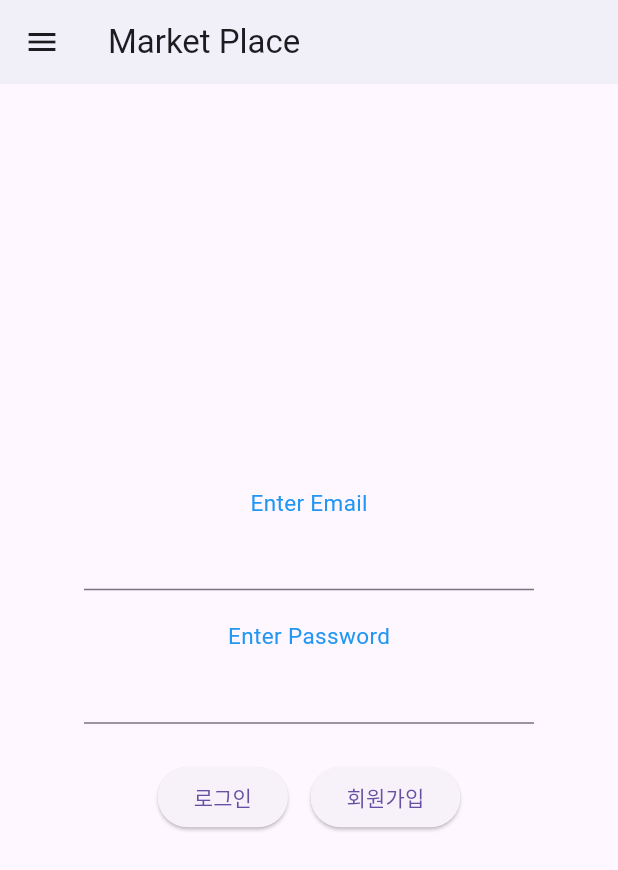
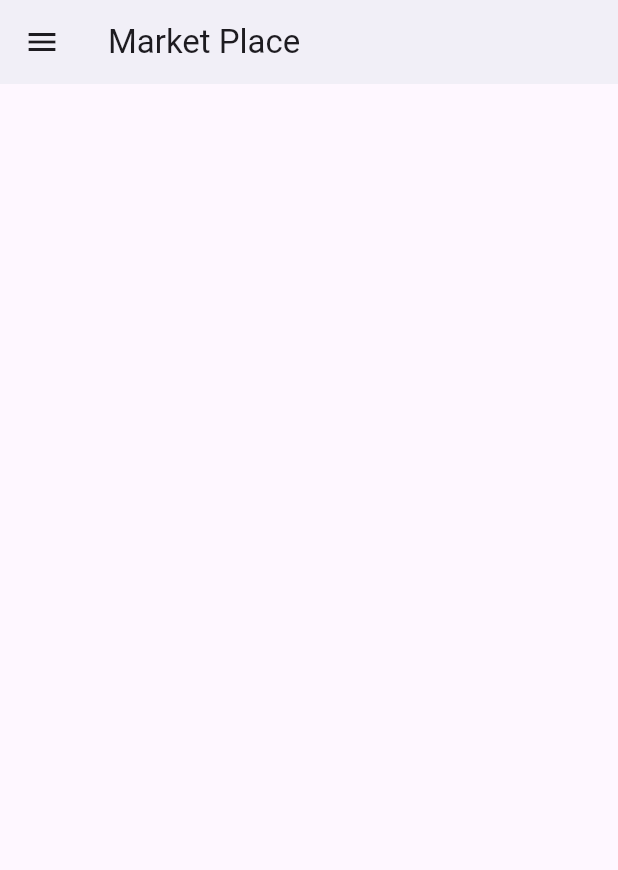
Before and after one commit to fufckddl/Market, a Flutter app: the screen it shows after launch, on a phone screen of 412 x 824 dp. Shown: the top 870 px of the screen. Run offline on Flutter 3.47's test engine with Material 3 defaults, Android fonts, the phone set to English and light mode, and no system bars.

Commit message:
#로그인 추가

```diff
--- a/lib/main.dart
+++ b/lib/main.dart
@@ -1,9 +1,10 @@
-import 'package:flutter/cupertino.dart';
 import 'package:flutter/material.dart';
-import 'package:flutter/widgets.dart';
-import 'package:marketplace/account/register.dart';
-import 'package:marketplace/sub/ItemList.dart';
-import 'package:marketplace/sub/MyAccount.dart';
+import 'package:marketapp/sub/ItemList.dart';
+import 'package:marketapp/sub/MyAccount.dart';
+import 'package:marketapp/login_page.dart';
+
+
+
 void main() {
   runApp(const MyApp());
 }
@@ -14,25 +15,43 @@ class MyApp extends StatelessWidget {
   @override
   Widget build(BuildContext context) {
     return const MaterialApp(
-      title: 'Market Place Example',
-      home: const MyHomePage(),
+      title: 'Market Place',
+      home: const MyHomePage(), //home 속성 추가
     );
   }
 }
+
+
 class MyHomePage extends StatefulWidget {
   const MyHomePage({super.key});
+
+ // @override
+ // Widget build(BuildContext context) {
+   // return const MaterialApp(
+     // debugShowCheckedModeBanner: false,//디버그 모드에서 디버그 배너가 표시 않됨. 조금만 더 빠르게 하려고
+      //home: pre_page(),
+    //);
 
   @override
   State<MyHomePage> createState() => _MyHomePageState();
 }
 
 class _MyHomePageState extends State<MyHomePage> {
-  TextEditingController id = TextEditingController(), pwd = TextEditingController();
   @override
   Widget build(BuildContext context) {
     return Scaffold(
       appBar: AppBar(
         title: const Text('Market Place'),
+        leading:
+            // Builder 위젯 추가
+            Builder(builder: (context)=> IconButton(
+              onPressed: () {Scaffold.of(context).openDrawer();
+                },
+              icon: const Icon(Icons.menu),
+            )),
+        backgroundColor: Colors.white,
+        elevation: 4, //그림자(회색?)
+      ),
       /**
        * leading 속성은 AppBar 위젯의 왼쪽에 위치한 위젯을 지정하는 속성
        * Builder위젯을 사용한 이유는 AppBar 내부에서 Scaffold.of(context)
@@ -50,23 +69,15 @@ class _MyHomePageState extends State<MyHomePage> {
        * 아래와 같이 Builder를 사용하므로써 IconButton 이나 다른 위젯이
        * AppBar의 하위 위젯인것처럼 동작시킬 수 있음.
        */
-        leading: Builder(
-          builder: (BuildContext context) { // Builder 위젯 추가
-            return IconButton(
-              onPressed: (){
-                Scaffold.of(context).openDrawer();
-              },
-              icon: const Icon(Icons.menu),
-            );
-          },
-        ),
-        backgroundColor: Colors.white,
-        elevation: 4,//그림자(회색?)
-      ),
-      drawer: Drawer(
+
+
+
+    drawer:
+    Drawer(
         child: ListView(
           padding: EdgeInsets.zero,
           children: <Widget>[
+
             /**
              * DrawerHeader의 높이를 조절하려면
              * ListTile로 변경해서 직접 조절해야함.
@@ -85,8 +96,18 @@ class _MyHomePageState extends State<MyHomePage> {
               ),
             ),
             ListTile(
+              title: const Text('로그인(Login_Page)'),
+              onTap: () {
+                Navigator.push(
+                  context,
+                  MaterialPageRoute(builder: (context)=> const LoginPage())
+
+                );
+              }
+            ),
+            ListTile(
               title: const Text('내 정보(My Account)'),
-                onTap:(){
+              onTap: () {
                 /**
                  * Navigator.push()는 현재 화면에서 새로운 화면으로 이동
                  * MaterialPageRoute을 사용하여 이동할 화면을 지정
@@ -101,7 +122,7 @@ class _MyHomePageState extends State<MyHomePage> {
             ),
             ListTile(
               title: const Text('상품 구매(Item List)'),
-                onTap:(){
+              onTap: () {
                 Navigator.push(
                   context,
                   MaterialPageRoute(builder: (context) => ItemList()),
@@ -110,78 +131,14 @@ class _MyHomePageState extends State<MyHomePage> {
             ),
             ListTile(
               title: const Text('메뉴 3'),
-                onTap:(){
+              onTap: () {
                 //메뉴 1번이 선택되었을 때 수행할 동작
               },
             ),
           ],
         )
     ),
-      body: Center(
-        child: Container(
-          child: Column(
-            mainAxisAlignment: MainAxisAlignment.center,
-            children: <Widget>[
-              const Text("Enter Email", style: TextStyle(fontSize: 15, color: Colors.blue),),
-              Container(
-                width: 300, // 텍스트 필드의 최대 너비를 설정
-                child: Row(
-                  children: <Widget>[
-                    Expanded(
-                      child: TextField(
-                        controller: id,
-                        keyboardType: TextInputType.text,
-                        maxLines: 1,
-                      ),
-                    ),
-                  ],
-                ),
-              ),
-              const SizedBox(height: 20,),
-              const Text("Enter Password", style: TextStyle(fontSize: 15, color: Colors.blue),),
-              Container(
-                width: 300, // 텍스트 필드의 최대 너비를 설정
-                child: Row(
-                  children: <Widget>[
-                    Expanded(
-                      child: TextField(
-                        controller: pwd,
-                        keyboardType: TextInputType.text,
-                        maxLines: 1,
-                      ),
-                    ),
-                  ],
-                ),
-              ),
-              SizedBox(height: 25), // TextField와 ElevatedButton 사이의 간격을 조절
-              Row(
-                mainAxisAlignment: MainAxisAlignment.center,
-                children: <Widget>[
-                  ElevatedButton(
-                    onPressed: (){
-                      /**
-                       * 로그인시 json파일 비교해서 로그인 확인.
-                       */
-                    },
-                    child: const Text("로그인"),
-                  ),
-                  SizedBox(width: 15), // ElevatedButton 간의 간격을 조절
-                  ElevatedButton(
-                    onPressed: () {
-                      Navigator.push(
-                        context,
-                        MaterialPageRoute(builder: (context) => Register()),
     );
-                    },
-                    child: Text("회원가입"),
-                  ),
-                ],
-              ),
-            ],
-          ),
-        ),
-      ),
 
-    );
   }
 }
--- a/lib/sub/ItemList.dart
+++ b/lib/sub/ItemList.dart
@@ -1,6 +1,8 @@
 import 'package:flutter/material.dart';
 
 class MyApp extends StatelessWidget{
+  const MyApp({super.key});
+
   @override
   Widget build(BuildContext context) {
     return MaterialApp(
@@ -20,7 +22,7 @@ class _ItemList extends State<ItemList> {
   Widget build(BuildContext context) {
     return Scaffold(
       appBar: AppBar(
-        title: Text('물품목록'),
+        title: Text('물품 목록'),
       ),
       body: Center(
         child: Container(
--- a/lib/sub/MyAccount.dart
+++ b/lib/sub/MyAccount.dart
@@ -4,7 +4,7 @@ class MyApp extends StatelessWidget{
   @override
   Widget build(BuildContext context) {
     return MaterialApp(
-      title: 'Market Place Example',
+      title: 'Market Place',
       home: MyAccount(),
     );
   }
```
Also changed, not shown: lib/login_page.dart (added, +92 -0 lines), pubspec.yaml (+9 -3 lines), img/apple.jpg (added), img/grapes.jpg (added), img/human.jpg (added), img/peach.jpg (added), img/strawberries.jpg (added), pubspec.lock, 19 other files. Lines whose indentation alone changed are shown as unchanged.
